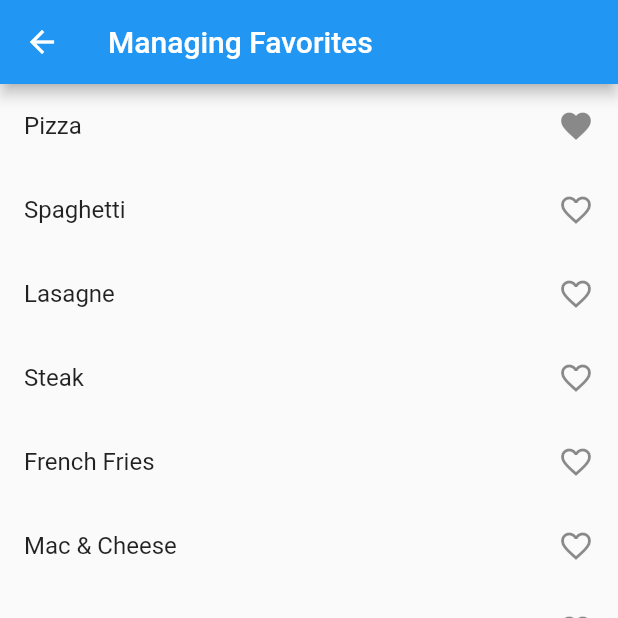
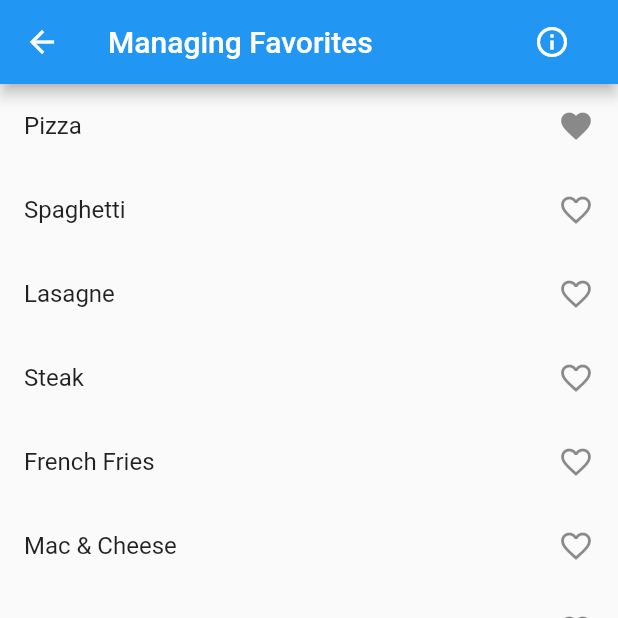
Before and after one commit to Ephenodrom/Flutter-Advanced-Examples, a Flutter app: the Example3 screen opened directly, after a tap on "Pizza", on a phone screen of 412 x 824 dp, the top half of it. Run offline on Flutter 3.47's test engine with Material 2 defaults, Android fonts, the phone set to English and light mode, and no system bars; our stand-ins replace shared_preferences; missing offline and left inert: firebase_admob, global_configuration; accounts and stored records are empty; generated files the repository leaves out were written again.

Commit message:
Improve Example

```diff
--- /dev/null
+++ b/lib/DefaultAppBar.dart
@@ -0,0 +1,35 @@
+import 'package:flutter/material.dart';
+import 'package:url_launcher/url_launcher.dart';
+
+class DefaultAppBar extends StatelessWidget implements PreferredSizeWidget {
+  final String title;
+  final String url;
+
+  final PreferredSizeWidget bottom;
+  @override
+  final Size preferredSize;
+
+  DefaultAppBar(this.title, this.url, {this.bottom})
+      : preferredSize = Size.fromHeight(
+            kToolbarHeight + (bottom?.preferredSize?.height ?? 0.0));
+
+  @override
+  Widget build(BuildContext context) {
+    return AppBar(
+      title: Text(title),
+      actions: <Widget>[
+        FlatButton(
+            child: Icon(Icons.info_outline, color: Colors.white),
+            onPressed: _launchURL)
+      ],
+    );
+  }
+
+  _launchURL() async {
+    if (await canLaunch(url)) {
+      await launch(url);
+    } else {
+      throw 'Could not launch ${url}';
+    }
+  }
+}
--- a/lib/examples/managingFavoritesInSharedPreferences/Example3.dart
+++ b/lib/examples/managingFavoritesInSharedPreferences/Example3.dart
@@ -1,25 +1,12 @@
+import 'package:advanced_flutter_example/DefaultAppBar.dart';
 import 'package:flutter/material.dart';
 import 'package:shared_preferences/shared_preferences.dart';
 
 class Example3 extends StatefulWidget {
-  Example3(){
-   setUp();
-  }
+  Example3();
 
   final String title = "Managing Favorites";
-  final List<String> meals = new List();
-  final List<String> favs = new List();
-
-  void setUp() {
-    meals.add("Pizza");
-    meals.add("Spaghetti");
-    meals.add("Lasagne");
-    meals.add("Steak");
-    meals.add("French Fries");
-    meals.add("Mac & Cheese");
-    meals.add("Schnitzel");
-    meals.add("Brezel");
-  }
+  final String exampleUrl = "https://github.com/Ephenodrom/FlutterAdvancedExamples/tree/master/lib/examples/managingFavoritesInSharedPreferences";
 
   @override
   _Example3State createState() => _Example3State();
@@ -27,13 +14,17 @@ class Example3 extends StatefulWidget {
 
 class _Example3State extends State<Example3> {
 
+  final List<String> meals = new List();
+  final List<String> favs = new List();
+
   @override
   initState() {
     super.initState();
-    if(widget.favs.isEmpty){
+    setUp();
+    if(favs.isEmpty){
       SharedPreferences.getInstance().then((prefs){
         if(prefs.getStringList("favs") != null) {
-          widget.favs.addAll(prefs.getStringList("favs"));
+          favs.addAll(prefs.getStringList("favs"));
         }
         setState((){});
       });
@@ -43,16 +34,14 @@ class _Example3State extends State<Example3> {
   @override
   Widget build(BuildContext context) {
     return Scaffold(
-      appBar: AppBar(
-        title: Text(widget.title),
-      ),
+      appBar: DefaultAppBar(widget.title,widget.exampleUrl),
       body: Container(
         child: ListView.builder(
             // Let the ListView know how many items it needs to build
-            itemCount: widget.meals.length,
+            itemCount: meals.length,
             // Provide a builder function.
             itemBuilder: (context, index) {
-              String meal = widget.meals[index];
+              String meal = meals[index];
               return ListTile(
                 title: new Text(meal),
                 trailing: Icon(isFavorite(meal) ? Icons.favorite : Icons.favorite_border),
@@ -67,17 +56,28 @@ class _Example3State extends State<Example3> {
     );
   }
 
+  void setUp() {
+    meals.add("Pizza");
+    meals.add("Spaghetti");
+    meals.add("Lasagne");
+    meals.add("Steak");
+    meals.add("French Fries");
+    meals.add("Mac & Cheese");
+    meals.add("Schnitzel");
+    meals.add("Brezel");
+  }
+
   bool isFavorite(String meal){
-    return widget.favs.contains(meal);
+    return favs.contains(meal);
   }
 
   void addRemFavorite(String meal) async {
-    if(widget.favs.contains(meal)){
-      widget.favs.remove(meal);
+    if(favs.contains(meal)){
+      favs.remove(meal);
     }else{
-      widget.favs.add(meal);
+      favs.add(meal);
     }
     SharedPreferences prefs = await SharedPreferences.getInstance();
-    prefs.setStringList("favs", widget.favs);
+    prefs.setStringList("favs", favs);
   }
 }
```
Also changed, not shown: lib/examples/filterList/Example1.dart (+4 -3 lines), lib/examples/managingInputsWithinModalBottomsheet/Example4.dart (+3 -21 lines), lib/examples/readingJsonFile/Example2.dart (+4 -3 lines).
